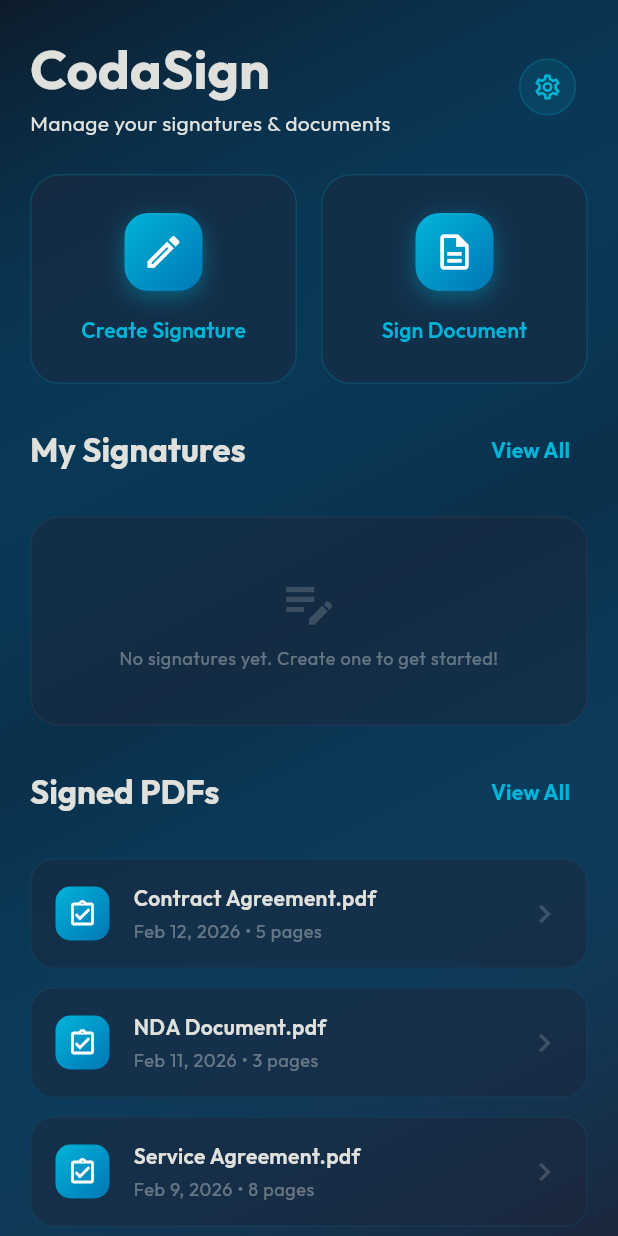
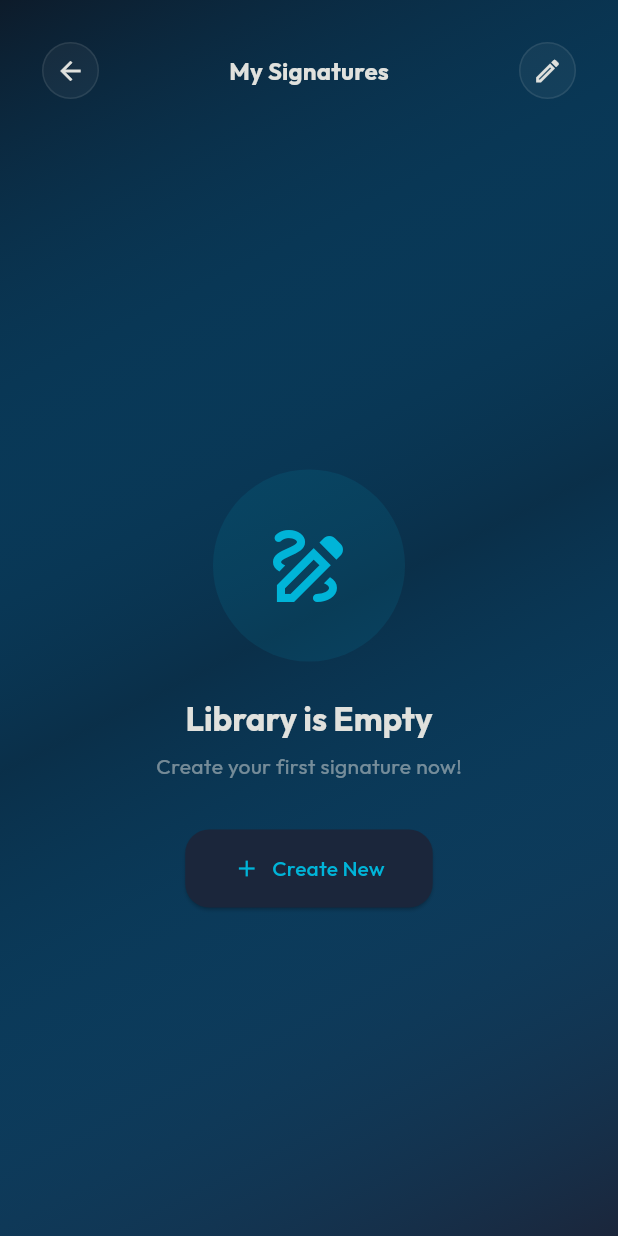
Before and after one commit to nabilban/codasign, a Flutter app: the screen it shows after launch, after a tap on "View All", on a phone screen of 412 x 824 dp. Run offline on Flutter 3.47's test engine with Material 3 defaults, Android fonts, the phone set to English and light mode, and no system bars; our stand-ins replace bloc, dartz, flutter_bloc, freezed_annotation, get_it, google_fonts and 1 more; missing offline and left inert: flutter_hsvcolor_picker; generated files the repository leaves out were written again.

Commit message:
feat: implement signature library page with cubit integration for displaying and managing saved signatures.

```diff
--- a/lib/app/features/home/widgets/home_bottom_widgets.dart
+++ b/lib/app/features/home/widgets/home_bottom_widgets.dart
@@ -2,6 +2,7 @@ import 'dart:io';
 
 import 'package:codasign/app/features/home/cubit/saved_signatures_cubit.dart';
 import 'package:codasign/app/features/home/cubit/saved_signatures_state.dart';
+import 'package:codasign/app/features/signature/pages/signature_library_page.dart';
 import 'package:codasign/app/ui/colors.dart';
 import 'package:codasign/core/domain/models/saved_signature.dart';
 import 'package:flutter/material.dart';
@@ -31,7 +32,18 @@ class SectionHeader extends StatelessWidget {
             ),
           ),
           TextButton(
-            onPressed: () {},
+            onPressed: () {
+              final cubit = context.read<SavedSignaturesCubit>();
+              Navigator.push(
+                context,
+                MaterialPageRoute<void>(
+                  builder: (context) => BlocProvider.value(
+                    value: cubit,
+                    child: const SignatureLibraryPage(),
+                  ),
+                ),
+              );
+            },
             child: Text(
               'View All',
               style: theme.textTheme.labelLarge?.copyWith(
--- /dev/null
+++ b/lib/app/features/signature/pages/signature_library_page.dart
@@ -0,0 +1,325 @@
+import 'dart:io';
+import 'package:codasign/app/features/home/cubit/saved_signatures_cubit.dart';
+import 'package:codasign/app/features/home/cubit/saved_signatures_state.dart';
+import 'package:codasign/app/features/signature/pages/create_signature_page.dart';
+import 'package:codasign/app/ui/colors.dart';
+import 'package:codasign/core/domain/models/saved_signature.dart';
+import 'package:flutter/material.dart';
+import 'package:flutter_bloc/flutter_bloc.dart';
+import 'package:intl/intl.dart';
+
+class SignatureLibraryPage extends StatelessWidget {
+  const SignatureLibraryPage({super.key});
+
+  @override
+  Widget build(BuildContext context) {
+    return Scaffold(
+      body: Container(
+        decoration: const BoxDecoration(
+          gradient: LinearGradient(
+            begin: Alignment.topLeft,
+            end: Alignment.bottomRight,
+            stops: [0.0, 0.5, 1.0],
+            colors: AppColors.backgroundGradient,
+          ),
+        ),
+        child: SafeArea(
+          child: Column(
+            children: [
+              _LibraryHeader(),
+              Expanded(
+                child: BlocBuilder<SavedSignaturesCubit, SavedSignaturesState>(
+                  builder: (context, state) {
+                    if (state.isLoading) {
+                      return const Center(child: CircularProgressIndicator());
+                    }
+
+                    if (state.signatures.isEmpty) {
+                      return _EmptyLibraryPlaceholder();
+                    }
+
+                    return ListView.separated(
+                      padding: const EdgeInsets.symmetric(
+                        horizontal: 20,
+                        vertical: 10,
+                      ),
+                      itemCount: state.signatures.length,
+                      separatorBuilder: (context, index) =>
+                          const SizedBox(height: 16),
+                      itemBuilder: (context, index) => _LibrarySignatureCard(
+                        signature: state.signatures[index],
+                      ),
+                    );
+                  },
+                ),
+              ),
+            ],
+          ),
+        ),
+      ),
+    );
+  }
+}
+
+class _LibraryHeader extends StatelessWidget {
+  @override
+  Widget build(BuildContext context) {
+    final theme = Theme.of(context);
+    return Padding(
+      padding: const EdgeInsets.all(20),
+      child: Row(
+        mainAxisAlignment: MainAxisAlignment.spaceBetween,
+        children: [
+          IconButton(
+            onPressed: () => Navigator.pop(context),
+            icon: Container(
+              padding: const EdgeInsets.all(8),
+              decoration: BoxDecoration(
+                color: theme.colorScheme.onSurface.withValues(alpha: 0.05),
+                shape: BoxShape.circle,
+                border: Border.all(
+                  color: theme.colorScheme.onSurface.withValues(alpha: 0.1),
+                ),
+              ),
+              child: Icon(
+                Icons.arrow_back,
+                color: theme.colorScheme.onSurface,
+                size: 20,
+              ),
+            ),
+          ),
+          Text(
+            'My Signatures',
+            style: theme.textTheme.titleMedium?.copyWith(
+              fontWeight: FontWeight.bold,
+              color: theme.colorScheme.onSurface,
+            ),
+          ),
+          IconButton(
+            onPressed: () {
+              final cubit = context.read<SavedSignaturesCubit>();
+              Navigator.push(
+                context,
+                MaterialPageRoute<void>(
+                  builder: (context) => BlocProvider.value(
+                    value: cubit,
+                    child: const CreateSignaturePage(),
+                  ),
+                ),
+              );
+            },
+            icon: Container(
+              padding: const EdgeInsets.all(8),
+              decoration: BoxDecoration(
+                color: theme.colorScheme.onSurface.withValues(alpha: 0.05),
+                shape: BoxShape.circle,
+                border: Border.all(
+                  color: theme.colorScheme.onSurface.withValues(alpha: 0.1),
+                ),
+              ),
+              child: Icon(
+                Icons.edit_outlined,
+                color: theme.colorScheme.onSurface,
+                size: 20,
+              ),
+            ),
+          ),
+        ],
+      ),
+    );
+  }
+}
+
+class _LibrarySignatureCard extends StatelessWidget {
+  const _LibrarySignatureCard({required this.signature});
+
+  final SavedSignature signature;
+
+  @override
+  Widget build(BuildContext context) {
+    final theme = Theme.of(context);
+    final dateStr = DateFormat('MMM d, yyyy').format(signature.createdAt);
+
+    return Container(
+      padding: const EdgeInsets.all(20),
+      decoration: BoxDecoration(
+        color: AppColors.surfaceAlpha,
+        borderRadius: BorderRadius.circular(24),
+        border: Border.all(
+          color: theme.colorScheme.onSurface.withValues(alpha: 0.1),
+        ),
+      ),
+      child: Column(
+        crossAxisAlignment: CrossAxisAlignment.start,
+        children: [
+          Row(
+            mainAxisAlignment: MainAxisAlignment.spaceBetween,
+            children: [
+              Column(
+                crossAxisAlignment: CrossAxisAlignment.start,
+                children: [
+                  Text(
+                    signature.name,
+                    style: theme.textTheme.titleMedium?.copyWith(
+                      fontWeight: FontWeight.bold,
+                      color: theme.colorScheme.onSurface,
+                    ),
+                  ),
+                  const SizedBox(height: 4),
+                  Text(
+                    'Created $dateStr',
+                    style: theme.textTheme.labelSmall?.copyWith(
+                      color: theme.colorScheme.onSurface.withValues(alpha: 0.4),
+                    ),
+                  ),
+                ],
+              ),
+              IconButton(
+                onPressed: () => _confirmDelete(context),
+                icon: Container(
+                  padding: const EdgeInsets.all(8),
+                  decoration: BoxDecoration(
+                    color: Colors.red.withValues(alpha: 0.1),
+                    borderRadius: BorderRadius.circular(12),
+                  ),
+                  child: const Icon(
+                    Icons.delete_outline,
+                    color: Colors.redAccent,
+                    size: 20,
+                  ),
+                ),
+              ),
+            ],
+          ),
+          const SizedBox(height: 20),
+          Container(
+            height: 160,
+            width: double.infinity,
+            decoration: BoxDecoration(
+              color: Colors.black.withValues(alpha: 0.2),
+              borderRadius: BorderRadius.circular(16),
+            ),
+            child: ClipRRect(
+              borderRadius: BorderRadius.circular(16),
+              child: Image.file(
+                File(signature.filePath),
+                fit: BoxFit.contain,
+                errorBuilder: (context, error, stackTrace) => const Center(
+                  child: Icon(Icons.broken_image_outlined, color: Colors.grey),
+                ),
+              ),
+            ),
+          ),
+        ],
+      ),
+    );
+  }
+
+  void _confirmDelete(BuildContext context) {
+    showDialog<void>(
+      context: context,
+      builder: (dialogContext) => AlertDialog(
+        backgroundColor: const Color(0xFF1B263B),
+        shape: RoundedRectangleBorder(borderRadius: BorderRadius.circular(20)),
+        title: const Text(
+          'Delete Signature?',
+          style: TextStyle(color: Colors.white, fontWeight: FontWeight.bold),
+        ),
+        content: const Text(
+          'This action will permanently remove this signature '
+          'from your library.',
+          style: TextStyle(color: Colors.white70),
+        ),
+        actions: [
+          TextButton(
+            onPressed: () => Navigator.pop(dialogContext),
+            child: const Text(
+              'Cancel',
+              style: TextStyle(color: Colors.white54),
+            ),
+          ),
+          ElevatedButton(
+            onPressed: () {
+              Navigator.pop(dialogContext);
+              context.read<SavedSignaturesCubit>().deleteSignature(
+                signature.id,
+              );
+            },
+            style: ElevatedButton.styleFrom(
+              backgroundColor: Colors.red,
+              foregroundColor: Colors.white,
+              shape: RoundedRectangleBorder(
+                borderRadius: BorderRadius.circular(12),
+              ),
+            ),
+            child: const Text('Delete'),
+          ),
+        ],
+      ),
+    );
+  }
+}
+
+class _EmptyLibraryPlaceholder extends StatelessWidget {
+  @override
+  Widget build(BuildContext context) {
+    final theme = Theme.of(context);
+    return Center(
+      child: Column(
+        mainAxisAlignment: MainAxisAlignment.center,
+        children: [
+          Container(
+            padding: const EdgeInsets.all(32),
+            decoration: BoxDecoration(
+              color: AppColors.primary.withValues(alpha: 0.1),
+              shape: BoxShape.circle,
+            ),
+            child: Icon(
+              Icons.draw_outlined,
+              size: 64,
+              color: theme.colorScheme.primary,
+            ),
+          ),
+          const SizedBox(height: 24),
+          Text(
+            'Library is Empty',
+            style: theme.textTheme.titleLarge?.copyWith(
+              fontWeight: FontWeight.bold,
+              color: theme.colorScheme.onSurface,
+            ),
+          ),
+          const SizedBox(height: 8),
+          Text(
+            'Create your first signature now!',
+            style: theme.textTheme.bodyMedium?.copyWith(
+              color: theme.colorScheme.onSurface.withValues(alpha: 0.5),
+            ),
+          ),
+          const SizedBox(height: 32),
+          ElevatedButton.icon(
+            onPressed: () {
+              final cubit = context.read<SavedSignaturesCubit>();
+              Navigator.push(
+                context,
+                MaterialPageRoute<void>(
+                  builder: (context) => BlocProvider.value(
+                    value: cubit,
+                    child: const CreateSignaturePage(),
+                  ),
+                ),
+              );
+            },
+            icon: const Icon(Icons.add),
+            label: const Text('Create New'),
+            style: ElevatedButton.styleFrom(
+              padding: const EdgeInsets.symmetric(horizontal: 32, vertical: 16),
+              shape: RoundedRectangleBorder(
+                borderRadius: BorderRadius.circular(16),
+              ),
+            ),
+          ),
+        ],
+      ),
+    );
+  }
+}
```
Also changed, not shown: lib/app/features/home/widgets/home_top_widgets.dart (+7 -1 lines).
